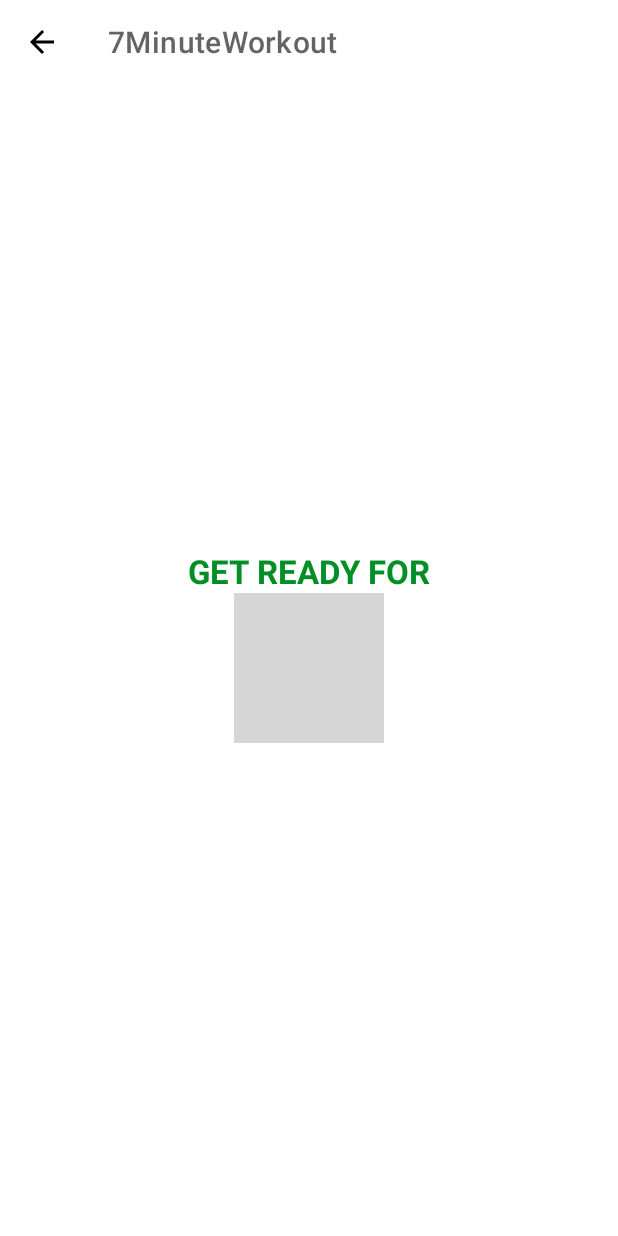
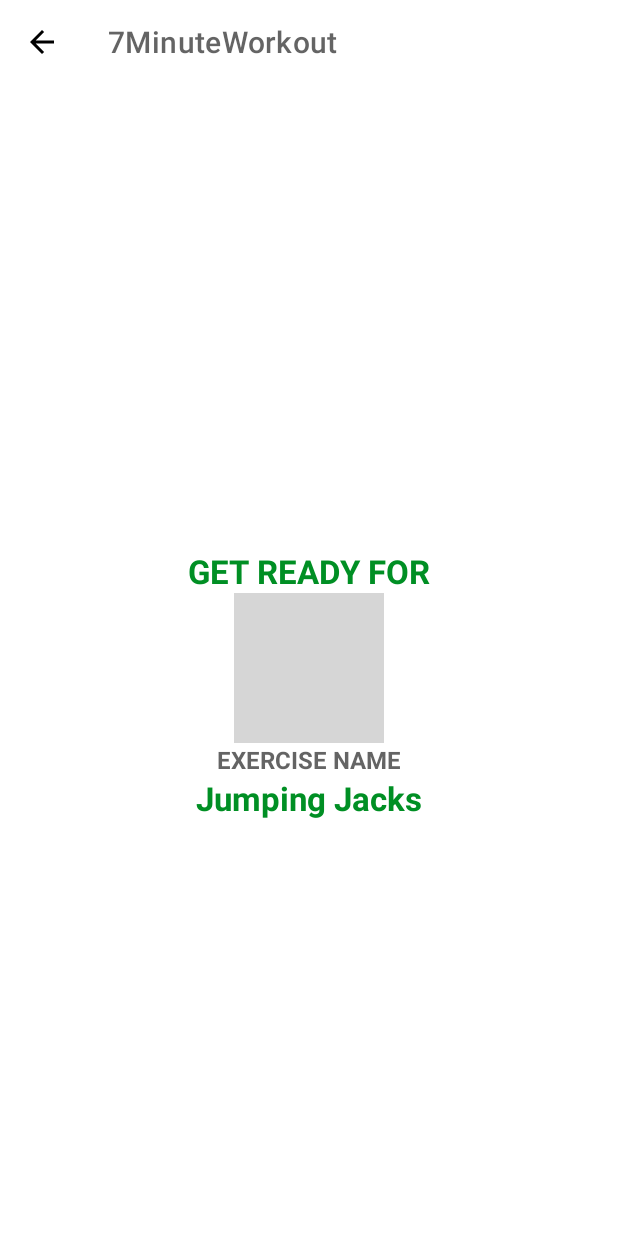
Before and after one commit to chrisabbod/7-minute-workout, an Android app: the ExerciseActivity screen opened directly, with no data from a screen before it, on a phone screen of 412 x 824 dp. Run offline under Robolectric (Android 15) with nearby library versions, the phone set to English and light mode, and no system bars; grey boxes are pictures that could not be loaded.

Commit message:
Upcoming exercise now shows on rest screen

```diff
--- a/app/src/main/java/com/chrisabbod/a7minuteworkout/ExerciseActivity.kt
+++ b/app/src/main/java/com/chrisabbod/a7minuteworkout/ExerciseActivity.kt
@@ -47,11 +47,15 @@
         binding?.flExerciseView?.visibility = View.INVISIBLE
         binding?.tvExerciseName?.visibility = View.INVISIBLE
         binding?.ivImage?.visibility = View.INVISIBLE
+        binding?.tvUpcomingLabel?.visibility = View.VISIBLE
+        binding?.tvUpcomingExerciseName?.visibility = View.VISIBLE
 
         if (restTimer != null) {
             restTimer?.cancel()
             restProgress = 0
         }
+
+        binding?.tvUpcomingExerciseName?.text = exerciseList!![currentExercisePosition + 1].getName()
 
         setRestProgressBar()
     }
@@ -62,6 +66,8 @@
         binding?.flExerciseView?.visibility = View.VISIBLE
         binding?.tvExerciseName?.visibility = View.VISIBLE
         binding?.ivImage?.visibility = View.VISIBLE
+        binding?.tvUpcomingLabel?.visibility = View.INVISIBLE
+        binding?.tvUpcomingExerciseName?.visibility = View.INVISIBLE
 
         if (exerciseTimer != null) {
             exerciseTimer?.cancel()
--- a/app/src/main/res/layout/activity_exercise.xml
+++ b/app/src/main/res/layout/activity_exercise.xml
@@ -71,6 +71,31 @@
 
     </FrameLayout>
 
+    <TextView
+        android:id="@+id/tv_upcoming_label"
+        android:layout_width="wrap_content"
+        android:layout_height="wrap_content"
+        android:text="EXERCISE NAME"
+        android:textColor="@color/colorPrimary"
+        android:textSize="16sp"
+        android:textStyle="bold"
+        app:layout_constraintEnd_toEndOf="parent"
+        app:layout_constraintStart_toStartOf="parent"
+        app:layout_constraintTop_toBottomOf="@id/fl_rest_view"
+        app:layout_constraintBottom_toTopOf="@id/tv_upcoming_exercise_name" />
+
+    <TextView
+        android:id="@+id/tv_upcoming_exercise_name"
+        android:layout_width="wrap_content"
+        android:layout_height="wrap_content"
+        android:textColor="@color/colorAccent"
+        android:textSize="22sp"
+        android:textStyle="bold"
+        app:layout_constraintEnd_toEndOf="parent"
+        app:layout_constraintStart_toStartOf="parent"
+        app:layout_constraintTop_toBottomOf="@id/tv_upcoming_label"
+        tools:text="UPCOMING EXERCISE:" />
+
     <ImageView
         android:id="@+id/iv_image"
         android:layout_width="match_parent"
@@ -93,7 +118,7 @@
         android:visibility="gone"
         app:layout_constraintEnd_toEndOf="parent"
         app:layout_constraintStart_toStartOf="parent"
-        app:layout_constraintTop_toBottomOf="@id/iv_image"
+        app:layout_constraintBottom_toTopOf="@id/fl_exercise_view"
         tools:visibility="visible" />
 
 
@@ -107,7 +132,6 @@
         app:layout_constraintBottom_toBottomOf="parent"
         app:layout_constraintEnd_toEndOf="parent"
         app:layout_constraintStart_toStartOf="parent"
-        app:layout_constraintTop_toBottomOf="@id/tv_exercise_name"
         tools:visibility="visible">
 
         <ProgressBar
```
